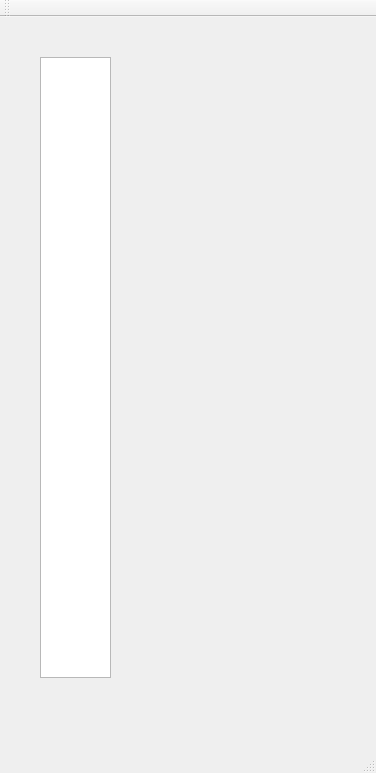
Before: the Qt Designer form ColorTable/mainwindow.ui in RichardHitier/tryQt, drawn with Qt 5.
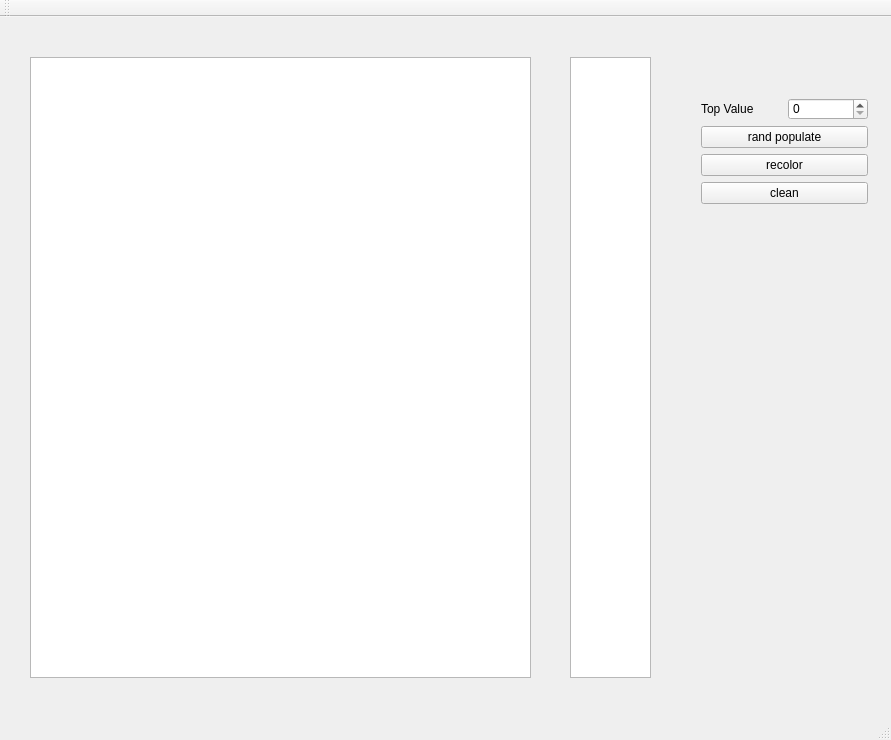
After: the same form once the commit is applied.

Commit message: more controls for bitmap

The edit to the form file:
```diff
--- a/ColorTable/mainwindow.ui
+++ b/ColorTable/mainwindow.ui
@@ -6,8 +6,8 @@
    <rect>
     <x>0</x>
     <y>0</y>
-    <width>376</width>
-    <height>773</height>
+    <width>891</width>
+    <height>740</height>
    </rect>
   </property>
   <property name="windowTitle">
@@ -17,13 +17,66 @@
    <widget class="QGraphicsView" name="graphicsView">
     <property name="geometry">
      <rect>
-      <x>40</x>
+      <x>570</x>
       <y>40</y>
-      <width>71</width>
+      <width>81</width>
       <height>621</height>
      </rect>
     </property>
    </widget>
+   <widget class="QGraphicsView" name="graphicsView_2">
+    <property name="geometry">
+     <rect>
+      <x>30</x>
+      <y>40</y>
+      <width>501</width>
+      <height>621</height>
+     </rect>
+    </property>
+   </widget>
+   <widget class="QWidget" name="gridLayoutWidget">
+    <property name="geometry">
+     <rect>
+      <x>690</x>
+      <y>70</y>
+      <width>189</width>
+      <height>128</height>
+     </rect>
+    </property>
+    <layout class="QGridLayout" name="gridLayout">
+     <item row="0" column="1">
+      <widget class="QSpinBox" name="spinBox"/>
+     </item>
+     <item row="0" column="0">
+      <widget class="QLabel" name="label">
+       <property name="text">
+        <string>Top Value</string>
+       </property>
+      </widget>
+     </item>
+     <item row="2" column="0" colspan="2">
+      <widget class="QPushButton" name="pushButton_2">
+       <property name="text">
+        <string>recolor</string>
+       </property>
+      </widget>
+     </item>
+     <item row="1" column="0" colspan="2">
+      <widget class="QPushButton" name="pushButton">
+       <property name="text">
+        <string>rand populate</string>
+       </property>
+      </widget>
+     </item>
+     <item row="3" column="0" colspan="2">
+      <widget class="QPushButton" name="pushButton_3">
+       <property name="text">
+        <string>clean</string>
+       </property>
+      </widget>
+     </item>
+    </layout>
+   </widget>
   </widget>
   <widget class="QMenuBar" name="menuBar">
    <property name="geometry">
```
Left out of the diff: 2 changed lines with no effect on the pictures.
